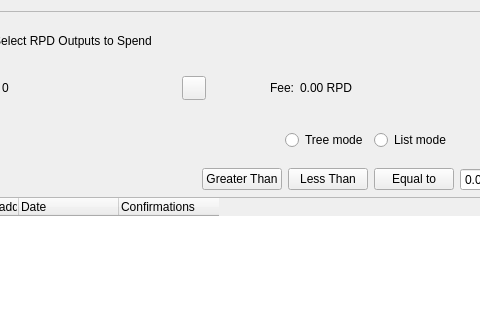
Above: src/qt/forms/coincontroldialog.ui from MotoAcidic/Rapids before the change; both pictures show x 423 to 903 and y 0 to 320 of the 1000 by 650 pixel window. Below: the same form after it.
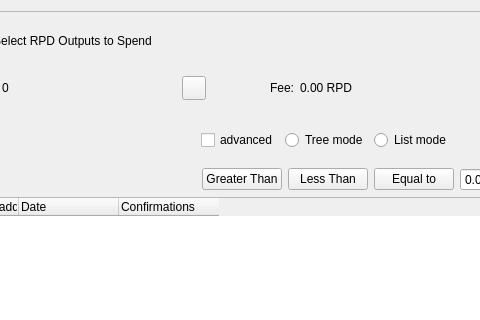
That is the form after the change. Custom widgets are drawn as their Qt base class.

Diff of the .ui file:
```diff
--- a/src/qt/forms/coincontroldialog.ui
+++ b/src/qt/forms/coincontroldialog.ui
@@ -22,8 +22,8 @@
   <property name="styleSheet">
    <string notr="true"/>
   </property>
-  <layout class="QHBoxLayout" name="horizontalLayout_16">
-   <item>
+  <layout class="QGridLayout" name="gridLayout_2">
+   <item row="0" column="0">
     <widget class="QFrame" name="frameContainer">
      <property name="toolTipDuration">
       <number>0</number>
@@ -298,6 +298,19 @@
               <string/>
              </property>
              <layout class="QHBoxLayout" name="horizontalLayout_14">
+              <item>
+               <widget class="QCheckBox" name="advanced">
+                <property name="minimumSize">
+                 <size>
+                  <width>70</width>
+                  <height>17</height>
+                 </size>
+                </property>
+                <property name="text">
+                 <string>advanced</string>
+                </property>
+               </widget>
+              </item>
               <item>
                <widget class="QRadioButton" name="radioTreeMode">
                 <property name="sizePolicy">
```
